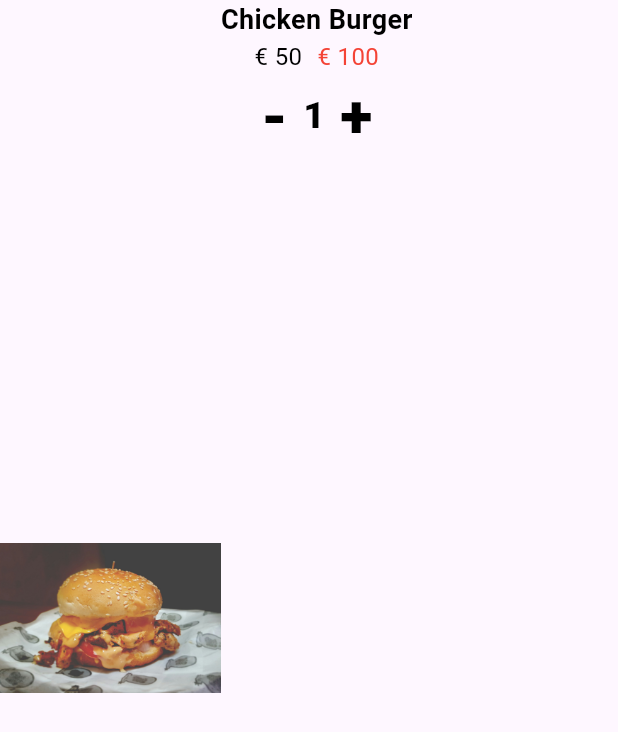
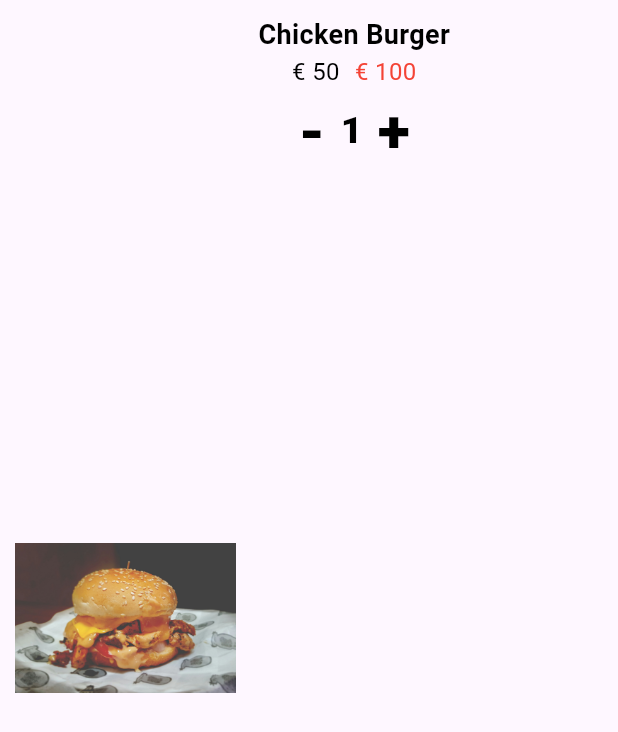
Before and after one commit to firaolkiya/Burger_flutter_app, a Flutter app: what basketCard() shows on an empty page, opened directly, on a phone screen of 412 x 824 dp. Shown: the top 732 px of the screen. Run offline on Flutter 3.47's test engine with Material 3 defaults, Android fonts, the phone set to English and light mode, and no system bars; our stand-ins replace bloc, dartz, equatable, flutter_bloc, get_it, internet_connection_checker; network calls fail.

Commit message:
assesment completed

```diff
--- a/lib/features/groceries/presentation/pages/basket/my_basket.dart
+++ b/lib/features/groceries/presentation/pages/basket/my_basket.dart
@@ -13,8 +13,8 @@ class MyBasket extends StatelessWidget {
         title: writeText(text: 'My Basket',fontWeight: FontWeight.bold),
       ),
       body: ListView.builder(
-        itemExtent: 5,
-
+        itemCount: 5,
+        shrinkWrap: true,
         itemBuilder: (context, index) => basketCard(),),
     );
   }
--- a/lib/features/groceries/presentation/widget/basket_cald.dart
+++ b/lib/features/groceries/presentation/widget/basket_cald.dart
@@ -3,13 +3,16 @@ import 'package:groceries/features/groceries/presentation/widget/write_text.dart
 
 Widget basketCard() {
   return Container(
+    margin: EdgeInsets.all(10),
     child: Row(
       children: [
         const Image(
             height: 100,
             fit: BoxFit.fitHeight,
             image: AssetImage('asset/image/burger.jpeg')),
-        Column(
+        Padding(
+          padding: const EdgeInsets.only(left: 15.0),
+          child: Column(
             children: [
               writeText(
                   text: 'Chicken Burger',
@@ -38,6 +41,7 @@ Widget basketCard() {
                 ],
               )
             ],
+          ),
         )
       ],
     ),
```
Also changed, not shown: lib/features/groceries/presentation/bloc/grocery_state.dart (line endings or trailing spaces). Lines whose indentation alone changed are shown as unchanged.
